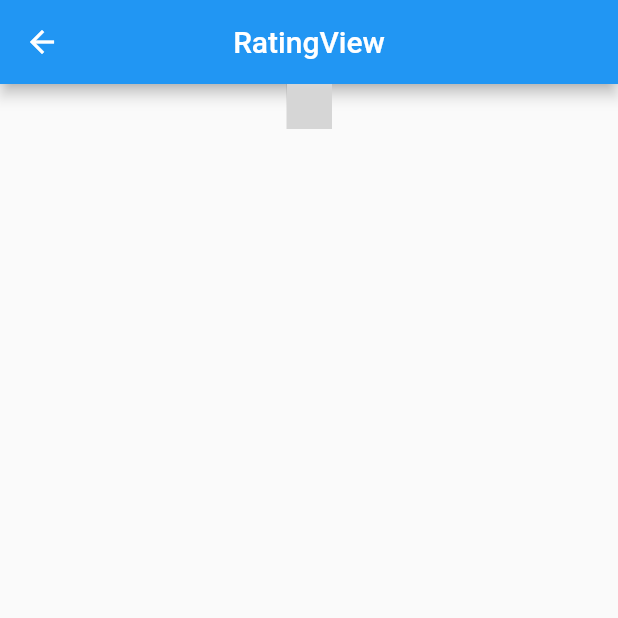
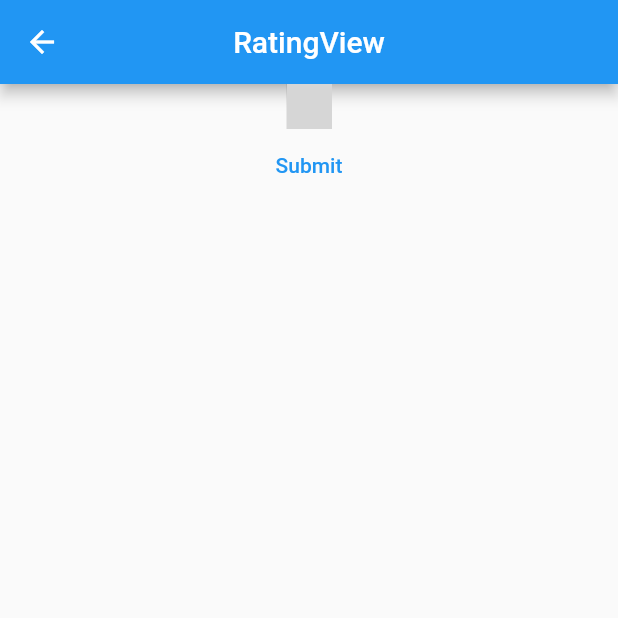
Before and after one commit to RoyalCoder71/Gallery-App, a Flutter app: the screen it shows after launch, after a tap on "About", on a phone screen of 412 x 824 dp, the top half of it. Run offline on Flutter 3.47's test engine with Material 2 defaults, Android fonts, the phone set to English and light mode, and no system bars; our stand-ins replace font_awesome_flutter, get, native_notify; missing offline and left inert: simple_star_rating, user_profile_avatar; network calls fail; grey boxes are pictures that could not be loaded.

Commit message:
UI UPDATED BY YEASEEN AHMED

```diff
--- a/lib/app/modules/home/views/rating_view.dart
+++ b/lib/app/modules/home/views/rating_view.dart
@@ -28,18 +28,7 @@ class RatingView extends GetView {
               ),
             ),
           ),
-          // FloatingActionButton(
-          //   onPressed: () {
-          //     SnackBar(
-          //       content: Text('Rating is '),
-          //       action: SnackBarAction(
-          //         label: 'OK',
-          //         onPressed: () {},
-          //       ),
-          //     );
-
-          //   },
-          // ),
+          TextButton(onPressed: () {}, child: Text("Submit"))
         ],
       ),
     );
--- a/lib/main.dart
+++ b/lib/main.dart
@@ -1,10 +1,13 @@
 import 'package:flutter/material.dart';
 
 import 'package:get/get.dart';
+import 'package:native_notify/native_notify.dart';
 
 import 'app/routes/app_pages.dart';
 
 void main() {
+  WidgetsFlutterBinding.ensureInitialized();
+  NativeNotify.initialize(512, 'RczjhNbXG2VOg7ZpKA6wDz', null);
   runApp(
     GetMaterialApp(
       title: "Application",
--- a/pubspec.yaml
+++ b/pubspec.yaml
@@ -15,7 +15,8 @@ dependencies:
   font_awesome_flutter: ^10.1.0
   user_profile_avatar: ^0.1.0
   simple_star_rating: ^0.0.3
-  push_notification: ^1.1.1
+  native_notify: ^0.0.12
+
 
 
 
```
Also changed, not shown: pubspec.lock, 1 other file.
